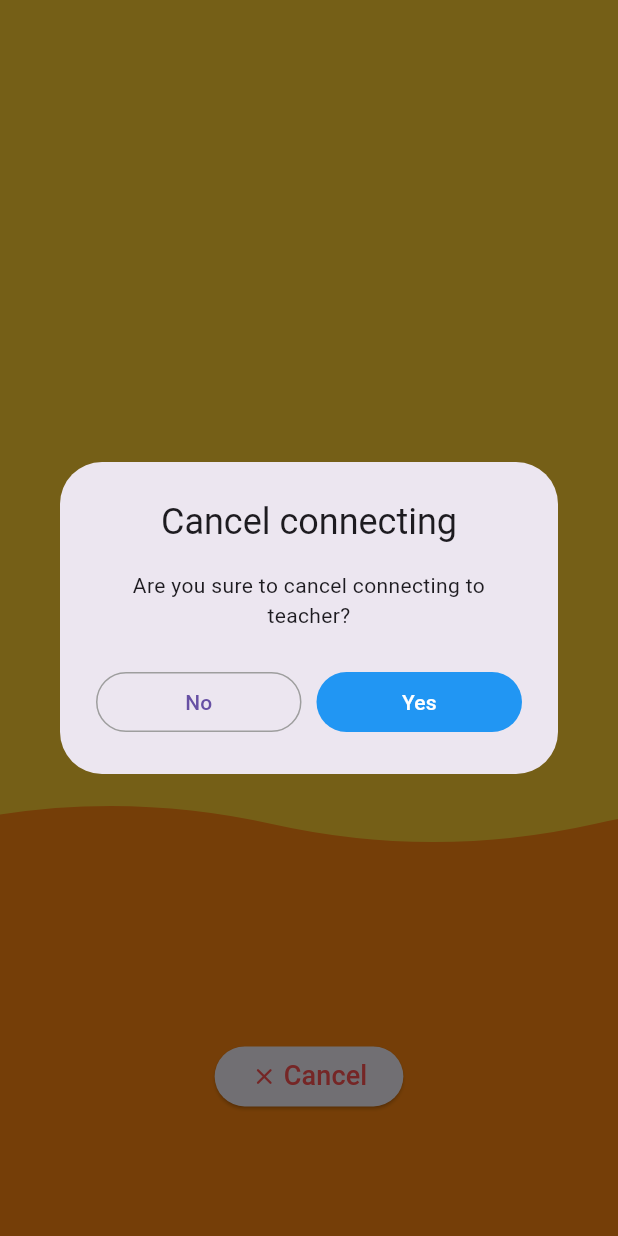
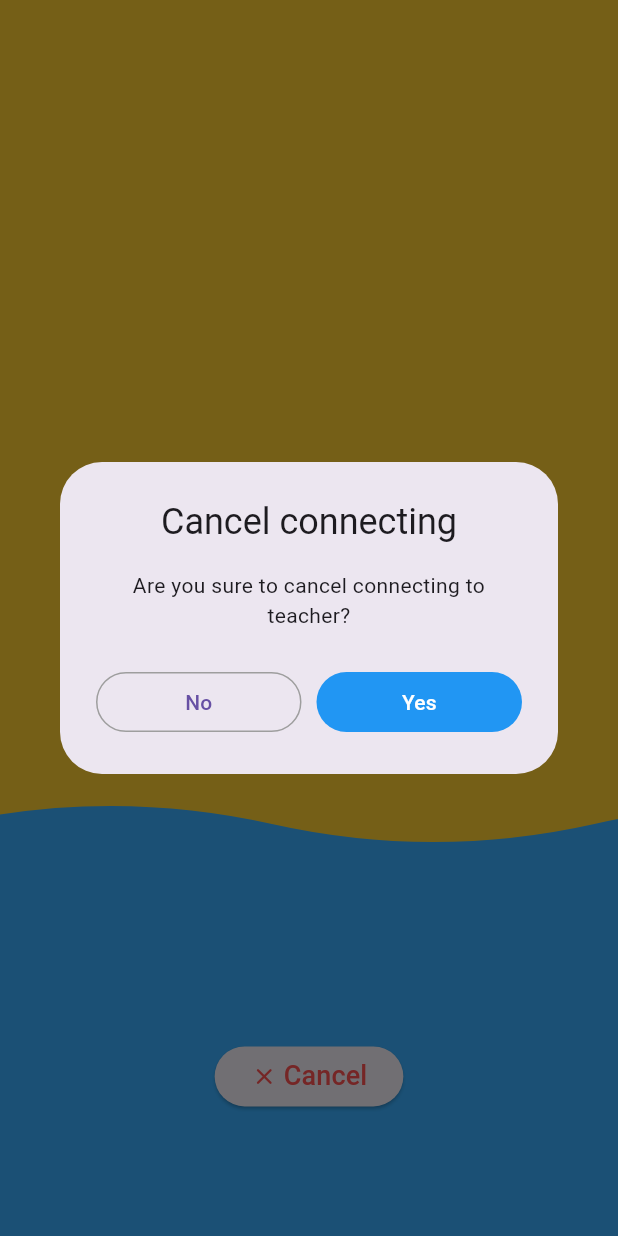
Before and after one commit to Centalki-team/centalki, a Flutter app: the ConnectTeacherView widget shown alone on an empty page, opened directly, after a tap on "Cancel", on a phone screen of 412 x 824 dp. Run offline on Flutter 3.47's test engine with Material 2 defaults, Android fonts, the phone set to English and light mode, and no system bars; our stand-ins replace dio, firebase_auth, firebase_core, firebase_database, flutter_bloc, flutter_modular and 1 more; missing offline and left inert: sample_exception; accounts and stored records are empty; network calls fail.

Commit message:
Create and Cancel session schedule

```diff
--- a/lib/base/define/text.dart
+++ b/lib/base/define/text.dart
@@ -16,4 +16,21 @@ class TextDoc {
   static String get txtForgotPasswordIntroduction => 'Your email used to sign in Centalki';
   static String get txtResetPassword => 'Reset Password';
   static String get txtReturnSignIn => 'Return Sign In';
+
+  // Connect teacher
+  static String get txtCancel => 'Cancel';
+  static String get txtYes => 'Yes';
+  static String get txtNo => 'No';
+  static String get txtCancelTitle => 'Cancel connecting';
+  static String get txtCancelContent => 'Are you sure to cancel connecting to teacher?';
+  static String get txtFindTeacher => 'Finding teacher for you...';
+  static String get txtFoundedTeacher => 'Teacher found. Connecting...';
+  static String get txtTryAgain => 'Try Again';
+  static String get txtConnect => 'Connect';
+  static String get txtBack => 'Back';
+  static String get txtGoBack => 'Go to back';
+  static String get txtNotSignIn => 'Please sign in your account';
+  static String get txtNotSignInTitle => 'Failure to connect';
+  static String get txtSuccessfullyCancel => 'Successfully Cancel';
+  static String get txtOk => 'OK';
 }
--- a/lib/src/features/connect_teacher/presentation/blocs/connect_teacher_event.dart
+++ b/lib/src/features/connect_teacher/presentation/blocs/connect_teacher_event.dart
@@ -1 +1,31 @@
 part of 'connect_teacher_bloc.dart';
+
+abstract class ConnectTeacherEvent {
+  const ConnectTeacherEvent();
+}
+
+class ConnectTeacherInit extends ConnectTeacherEvent {
+  const ConnectTeacherInit(this.topicId);
+
+  final String topicId;
+}
+
+class ConnectTeacherCancelButtonPressed extends ConnectTeacherEvent {
+  const ConnectTeacherCancelButtonPressed(this.sessionId);
+
+  final String sessionId;
+}
+
+class ConnectTeacherConnectRoom extends ConnectTeacherEvent {
+  const ConnectTeacherConnectRoom(this.sessionId);
+
+  final String sessionId;
+}
+
+class ConnectTeacherTryConnect extends ConnectTeacherEvent {
+
+}
+
+class ConnectTeacherFindOtherTeacher extends ConnectTeacherEvent {
+
+}
--- a/lib/src/features/connect_teacher/presentation/blocs/connect_teacher_state.dart
+++ b/lib/src/features/connect_teacher/presentation/blocs/connect_teacher_state.dart
@@ -1,7 +1,10 @@
 part of 'connect_teacher_bloc.dart';
 
 abstract class ConnectTeacherState {
-  const ConnectTeacherState();
+  const ConnectTeacherState({this.message = '', this.sessionId = ''});
+
+  final String message;
+  final String sessionId;
 }
 
 class ConnectTeacherInitState extends ConnectTeacherState {
@@ -9,29 +12,44 @@ class ConnectTeacherInitState extends ConnectTeacherState {
 }
 
 class ConnectTeacherLoadingState extends ConnectTeacherState {
-  const ConnectTeacherLoadingState();
+  const ConnectTeacherLoadingState(String message) : super(message: message);
 }
 
 class ConnectTeacherLoadDoneState extends ConnectTeacherState {
-  const ConnectTeacherLoadDoneState(this.message);
-
-  final String message;
+  const ConnectTeacherLoadDoneState(String message, String sessionId)
+      : super(message: message, sessionId: sessionId);
 }
 
 class ConnectTeacherConnectingRoomState extends ConnectTeacherState {
-  const ConnectTeacherConnectingRoomState(this.message);
-
-  final String message;
+  const ConnectTeacherConnectingRoomState(String message, String sessionId)
+      : super(message: message, sessionId: sessionId);
 }
 
 class ConnectTeacherConnectDoneState extends ConnectTeacherState {
-  const ConnectTeacherConnectDoneState(this.message);
-
-  final String message;
+  const ConnectTeacherConnectDoneState(String message, String sessionId)
+      : super(message: message, sessionId: sessionId);
 }
 
 class ConnectTeacherConnectErrorState extends ConnectTeacherState {
-  const ConnectTeacherConnectErrorState(this.message);
+  const ConnectTeacherConnectErrorState(
+      String message, String sessionId, this.failureTitle, this.failureType)
+      : super(message: message, sessionId: sessionId);
 
-  final String message;
+  final String failureTitle;
+  final ConnectFailure failureType;
 }
+
+class ConnectTeacherMeetingState extends ConnectTeacherState {
+  const ConnectTeacherMeetingState();
+}
+
+class ConnectTeacherCancelState extends ConnectTeacherState {
+  const ConnectTeacherCancelState();
+}
+
+enum ConnectFailure {
+  INTERNET_CONNECTION,
+  TEACHER_CANCELLATION,
+  NOT_FOUND_TEACHER,
+  NOT_SIGN_IN
+}
--- a/lib/src/features/connect_teacher/presentation/views/connect_teacher.dart
+++ b/lib/src/features/connect_teacher/presentation/views/connect_teacher.dart
@@ -1,9 +1,10 @@
-import 'dart:async';
-
-import 'package:centalki/gen/assets.gen.dart';
 import 'package:flutter/material.dart';
+import 'package:flutter_bloc/flutter_bloc.dart';
 
 import '../../../../../base/define/dimensions.dart';
+import '../../../../../base/define/text.dart';
+import '../../../../../base/widgets/buttons/button.dart';
+import '../blocs/connect_teacher_bloc.dart';
 import '../widgets/wave.dart';
 
 class ConnectTeacherView extends StatefulWidget {
@@ -14,31 +15,82 @@ class ConnectTeacherView extends StatefulWidget {
 }
 
 class _FindTeacherViewState extends State<ConnectTeacherView> {
-  bool _isLoading = true;
-  bool _isLoadDone = false;
-
-  _changeState() async {
-    // setStates are bad but we do not have BLoC yet
-    await Future.delayed(const Duration(seconds: 4));
-    setState(() {
-      _isLoading = false;
-    });
-    await Future.delayed(const Duration(seconds: 4));
-    setState(() {
-      _isLoadDone = true;
-    });
-  }
-
-  @override
-  void initState() {
-    super.initState();
-    _changeState();
-  }
-
   @override
   Widget build(BuildContext context) {
     double width = -MediaQuery.of(context).size.width;
     double height = MediaQuery.of(context).size.height;
+    final pContext = context;
+
+    return BlocConsumer<ConnectTeacherBloc, ConnectTeacherState>(
+      listener: (context, state) {
+        if (state is ConnectTeacherLoadDoneState) {
+          context
+              .read<ConnectTeacherBloc>()
+              .add(ConnectTeacherConnectRoom(state.sessionId));
+        } else if (state is ConnectTeacherConnectErrorState) {
+          showDialog(
+            context: context,
+            barrierDismissible: false,
+            builder: (context) => AlertDialog(
+              icon: const Icon(
+                Icons.warning_amber_outlined,
+                color: Colors.redAccent,
+              ),
+              title: Text(state.failureTitle),
+              content: Text(state.message),
+              actions: (state.failureType == ConnectFailure.INTERNET_CONNECTION)
+                  ? [
+                      AppFilledButton(
+                        text: TextDoc.txtTryAgain,
+                        onPressed: () {
+                          pContext
+                              .read<ConnectTeacherBloc>()
+                              .add(ConnectTeacherTryConnect());
+                        },
+                      )
+                    ]
+                  : (state.failureType == ConnectFailure.TEACHER_CANCELLATION
+                      ? [
+                          AppFilledButton(
+                            text: TextDoc.txtConnect,
+                            onPressed: () => pContext
+                                .read<ConnectTeacherBloc>()
+                                .add(ConnectTeacherFindOtherTeacher()),
+                          ),
+                          AppOutlinedButton(
+                            text: TextDoc.txtBack,
+                            onPressed: () {
+                              Navigator.pop(context);
+                              Navigator.pop(context);
+                            },
+                          ),
+                        ]
+                      : [
+                          AppFilledButton(
+                            text: TextDoc.txtGoBack,
+                            onPressed: () {
+                              Navigator.pop(context);
+                              Navigator.pop(context);
+                            },
+                          )
+                        ]),
+            ),
+          );
+        } else if (state is ConnectTeacherMeetingState) {
+          // TODO: connect to meeting room
+          Navigator.pop(context);
+        } else if (state is ConnectTeacherCancelState) {
+          showDialog(context: context, builder: (context) => AlertDialog(
+            icon: const Icon(Icons.check, color: Colors.green,),
+            title: Text(TextDoc.txtSuccessfullyCancel,),
+            actions: [AppFilledButton(text: TextDoc.txtOk, minimumSize: const Size.fromHeight(40), onPressed: () {
+              Navigator.pop(context);
+              Navigator.pop(context);
+            },)],
+          ));
+        }
+      },
+      builder: (context, state) {
         return Material(
           color: const Color(0xffFFD033),
           child: SizedBox(
@@ -51,17 +103,18 @@ class _FindTeacherViewState extends State<ConnectTeacherView> {
                   alignment: Alignment.bottomCenter,
                   child: Wave(
                     widthScreen: width,
-                heightScreen: _isLoading
+                    heightScreen: state is ConnectTeacherLoadingState ||
+                            state is ConnectTeacherInitState
                         ? height * 1 / 3
-                    : _isLoadDone
+                        : state is ConnectTeacherConnectDoneState
                             ? height
                             : height * 2 / 3,
-                colors: _isLoading
+                    colors: state is ConnectTeacherLoadingState
                         ? [const Color(0xffFF8811)]
-                    : _isLoadDone
+                        : state is ConnectTeacherConnectDoneState
                             ? [const Color(0xff55C885)]
                             : [const Color(0xff3AAFFF)],
-                pick: _isLoadDone ? 0 : 24,
+                    pick: state is ConnectTeacherConnectDoneState ? 0 : 24,
                     amount: 12,
                   ),
                 ),
@@ -70,7 +123,7 @@ class _FindTeacherViewState extends State<ConnectTeacherView> {
                   child: Column(
                     mainAxisSize: MainAxisSize.min,
                     children: [
-                  _isLoadDone
+                      state is ConnectTeacherConnectingRoomState
                           ? const CircleAvatar(
                               backgroundColor: Colors.white,
                               radius: 48,
@@ -79,11 +132,11 @@ class _FindTeacherViewState extends State<ConnectTeacherView> {
                       Padding(
                         padding: const EdgeInsets.symmetric(vertical: 24),
                         child: Text(
-                      _isLoading
-                          ? "Finding teacher for you..."
-                          : _isLoadDone
+                          state is ConnectTeacherLoadingState
+                              ? TextDoc.txtFindTeacher
+                              : state is ConnectTeacherConnectDoneState
                                   ? "Connected to <teacher's name>\nLaunching session..."
-                              : "Teacher found. Connecting...",
+                                  : TextDoc.txtFoundedTeacher,
                           textAlign: TextAlign.center,
                           style: const TextStyle(
                               fontSize: 20, fontWeight: FontWeight.bold),
@@ -99,12 +152,12 @@ class _FindTeacherViewState extends State<ConnectTeacherView> {
                       final result = await showDialog(
                         context: context,
                         builder: (context) => AlertDialog(
-                      title: const Text(
-                        'Cancel connecting',
+                          title: Text(
+                            TextDoc.txtCancelTitle,
                             textAlign: TextAlign.center,
                           ),
-                      content: const Text(
-                        'Are you sure to cancel connecting to teacher?',
+                          content: Text(
+                            TextDoc.txtCancelContent,
                             textAlign: TextAlign.center,
                           ),
                           actions: [
@@ -113,9 +166,11 @@ class _FindTeacherViewState extends State<ConnectTeacherView> {
                                 Expanded(
                                   child: TextButton(
                                     style: TextButton.styleFrom(
-                                    side: const BorderSide(color: Colors.grey)),
-                                onPressed: () => Navigator.pop(context, false),
-                                child: const Text('No'),
+                                        side: const BorderSide(
+                                            color: Colors.grey)),
+                                    onPressed: () =>
+                                        Navigator.pop(context, false),
+                                    child: Text(TextDoc.txtNo),
                                   ),
                                 ),
                                 const SizedBox(width: smallSpacing10),
@@ -123,10 +178,12 @@ class _FindTeacherViewState extends State<ConnectTeacherView> {
                                   child: TextButton(
                                     style: TextButton.styleFrom(
                                         backgroundColor: Colors.blue),
-                                onPressed: () => Navigator.pop(context, true),
-                                child: const Text(
-                                  'Yes',
-                                  style: TextStyle(color: Colors.white),
+                                    onPressed: () =>
+                                        Navigator.pop(context, true),
+                                    child: Text(
+                                      TextDoc.txtYes,
+                                      style:
+                                          const TextStyle(color: Colors.white),
                                     ),
                                   ),
                                 ),
@@ -137,17 +194,21 @@ class _FindTeacherViewState extends State<ConnectTeacherView> {
                       ).then((value) => value ?? false);
                       if (result) {
                         if (mounted) {
-                      Navigator.pop(context);
+                          context.read<ConnectTeacherBloc>().add(
+                              ConnectTeacherCancelButtonPressed(
+                                  state.sessionId));
                         }
                       }
                     },
                     child: Row(
-                  children: const [
-                    Icon(Icons.close_rounded, color: Colors.redAccent),
-                    SizedBox(width: smallSpacing4),
+                      children: [
+                        const Icon(Icons.close_rounded,
+                            color: Colors.redAccent),
+                        const SizedBox(width: smallSpacing4),
                         Text(
-                      'Cancel',
-                      style: TextStyle(fontSize: 18, color: Colors.redAccent),
+                          TextDoc.txtCancel,
+                          style: const TextStyle(
+                              fontSize: 18, color: Colors.redAccent),
                         ),
                       ],
                     ),
@@ -157,5 +218,7 @@ class _FindTeacherViewState extends State<ConnectTeacherView> {
             ),
           ),
         );
+      },
+    );
   }
 }
--- a/lib/src/features/topic_detail/domain/entities/topic_detail_entity.dart
+++ b/lib/src/features/topic_detail/domain/entities/topic_detail_entity.dart
@@ -1,5 +1,6 @@
 class TopicDetailEntity {
   const TopicDetailEntity({
+    this.topicId,
     this.topicName,
     this.topicImage,
     this.topicDescription,
@@ -9,6 +10,7 @@ class TopicDetailEntity {
     this.topicPhrases,
   });
 
+  final String? topicId;
   final String? topicName;
   final String? topicImage;
   final String? topicDescription;
--- a/pubspec.yaml
+++ b/pubspec.yaml
@@ -49,6 +49,7 @@ dependencies:
   firebase_core: ^2.3.0
   firebase_auth: ^4.1.4
   json_annotation: ^4.7.0
+  firebase_database: ^10.0.9
 
 dependency_overrides:
   permission_handler: "any"
```
Also changed, not shown: lib/base/temp_dio/dio_client.dart (+20 -2 lines), lib/src/features/connect_teacher/data/datasources/schedule_datasource/remote_data/model/session_schedule_model.dart (added, +41 -0 lines), lib/src/features/connect_teacher/domain/entities/session_schedule_entity.dart (added, +23 -0 lines), lib/src/features/connect_teacher/presentation/blocs/connect_teacher_bloc.dart (+60 -0 lines), lib/src/features/connect_teacher/presentation/views/connect_teacher_page.dart (+20 -0 lines), lib/src/features/topic_detail/data/datasources/topics_datasource/remote_data/model/topic_detail_model.dart (+13 -7 lines), lib/src/features/topic_detail/presentation/views/topic_detail_view.dart (+21 -8 lines), lib/src/features/connect_teacher/data/datasources/schedule_datasource/remote_data/model/session_schedule_model.g.dart (added), pubspec.lock, 1 other file. Lines whose indentation alone changed are shown as unchanged.
